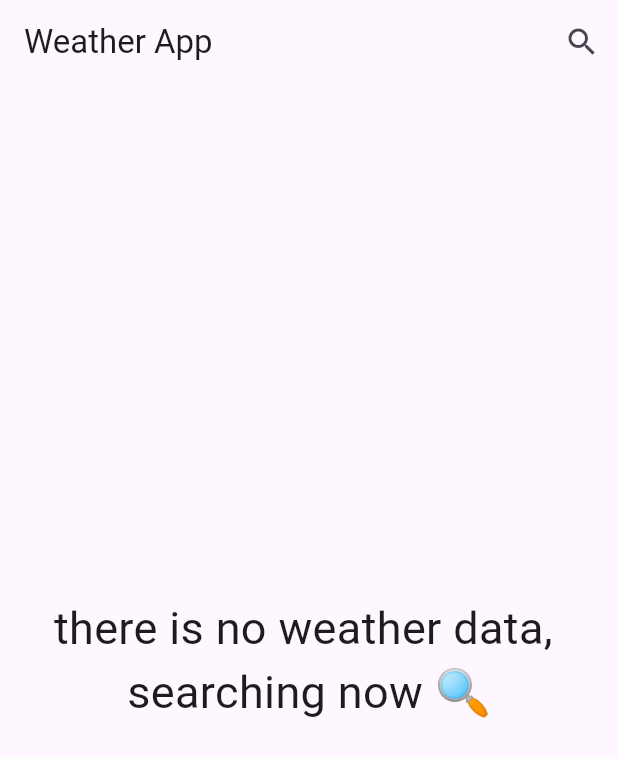
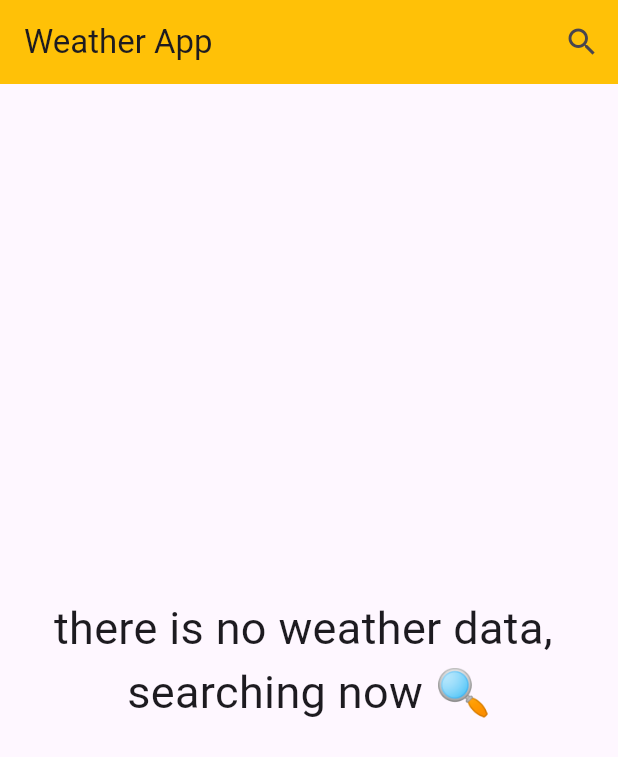
Before and after one commit to NadaAlaa1/weather_app, a Flutter app: the screen it shows after launch, on a phone screen of 412 x 824 dp. Shown: the top 757 px of the screen. Run offline on Flutter 3.47's test engine with Material 3 defaults, Android fonts, the light colour scheme and no system bars; our stand-ins replace dio, flutter_bloc.

Commit message:
display weather data

```diff
--- /dev/null
+++ b/devtools_options.yaml
@@ -0,0 +1,3 @@
+description: This file stores settings for Dart & Flutter DevTools.
+documentation: https://docs.flutter.dev/tools/devtools/extensions#configure-extension-enablement-states
+extensions:
--- a/lib/cubits/get_weather_cubit/get_weather_states.dart
+++ b/lib/cubits/get_weather_cubit/get_weather_states.dart
@@ -1,7 +1,17 @@
+import 'package:weather_app/models/weather_model.dart';
+
 class WeatherState {}
 
 class InitialState extends WeatherState {}
 
-class WeatherLoadedState extends WeatherState {}
+class WeatherLoadedState extends WeatherState {
+  final WeatherModel weatherModel;
 
-class WeatherfailureState extends WeatherState {}
+  WeatherLoadedState(this.weatherModel);
+}
+
+class WeatherfailureState extends WeatherState {
+  final String errMessage;
+
+  WeatherfailureState(this.errMessage);
+}
--- a/lib/main.dart
+++ b/lib/main.dart
@@ -1,4 +1,6 @@
 import 'package:flutter/material.dart';
+import 'package:flutter_bloc/flutter_bloc.dart';
+import 'package:weather_app/cubits/get_weather_cubit/get_weather_cubit.dart';
 import 'package:weather_app/views/home_view.dart';
 
 void main() {
@@ -10,9 +12,15 @@ class WeatherApp extends StatelessWidget {
 
   @override
   Widget build(BuildContext context) {
-    return const MaterialApp(
-      debugShowCheckedModeBanner: false,
-      home: HomeView(),
+    return BlocProvider(
+      create: (context) => GetWeatherCubit(),
+      child: MaterialApp(
+        theme: ThemeData(
+          primarySwatch: Colors.amber,
+        ),
+        debugShowCheckedModeBanner: false,
+        home: const HomeView(),
+      ),
     );
   }
 }
--- a/lib/models/weather_model.dart
+++ b/lib/models/weather_model.dart
@@ -1,6 +1,6 @@
 class WeatherModel {
   final String cityName;
-  final String date;
+  final DateTime date;
   final String? image;
   final double temp;
   final double maxTemp;
@@ -19,7 +19,7 @@ class WeatherModel {
       factory WeatherModel.fromJson(json) {
     return WeatherModel(
       cityName: json['location']['name'],
-      date: json['current']['last_updated'],
+      date: DateTime.parse(json['current']['last_updated']),
       image: json['forecast']['forecastday'][0]['day']['condition']['icon'],
       temp: json['forecast']['forecastday'][0]['day']['avgtemp_c'],
       maxTemp: json['forecast']['forecastday'][0]['day']['maxtemp_c'],
--- a/lib/views/home_view.dart
+++ b/lib/views/home_view.dart
@@ -1,6 +1,10 @@
 import 'package:flutter/material.dart';
+import 'package:flutter_bloc/flutter_bloc.dart';
+import 'package:weather_app/cubits/get_weather_cubit/get_weather_cubit.dart';
+import 'package:weather_app/cubits/get_weather_cubit/get_weather_states.dart';
 import 'package:weather_app/views/search_view.dart';
 import 'package:weather_app/widgets/no_weather_body.dart';
+import 'package:weather_app/widgets/weather_info_body.dart';
 
 class HomeView extends StatelessWidget {
   const HomeView({super.key});
@@ -10,6 +14,7 @@ class HomeView extends StatelessWidget {
     return Scaffold(
       appBar: AppBar(
         title: const Text('Weather App'),
+        backgroundColor: Colors.amber,
         actions: [
           IconButton(
             onPressed: () {
@@ -23,7 +28,17 @@ class HomeView extends StatelessWidget {
           ),
         ],
       ),
-      body:const NoWeatherBody(),
+      body: BlocBuilder<GetWeatherCubit, WeatherState>(
+        builder: (context, state) {
+          if (state is InitialState) {
+            return const NoWeatherBody();
+          } else if (state is WeatherLoadedState) {
+            return WeatherInfoBody();
+          } else {
+            return const Text('Oops there was an error');
+          }
+        },
+      ),
     );
   }
 }
--- a/lib/views/search_view.dart
+++ b/lib/views/search_view.dart
@@ -1,4 +1,6 @@
 import 'package:flutter/material.dart';
+import 'package:flutter_bloc/flutter_bloc.dart';
+import 'package:weather_app/cubits/get_weather_cubit/get_weather_cubit.dart';
 
 class SearchView extends StatelessWidget {
   const SearchView({super.key});
@@ -8,6 +10,7 @@ class SearchView extends StatelessWidget {
     return Scaffold(
       appBar: AppBar(
         title: const Text('Search City'),
+        backgroundColor: Colors.amber,
       ),
       body: Padding(
         padding: const EdgeInsets.symmetric(
@@ -16,6 +19,8 @@ class SearchView extends StatelessWidget {
         child: Center(
           child: TextField(
             onSubmitted: (value) async {
+              var getWeatherCubit = BlocProvider.of<GetWeatherCubit>(context);
+              getWeatherCubit.getWeather(cityName: value);
               Navigator.of(context).pop();
             },
             decoration: const InputDecoration(
```
Also changed, not shown: lib/cubits/get_weather_cubit/get_weather_cubit.dart (+6 -3 lines), lib/widgets/weather_info_body.dart (+26 -20 lines).
